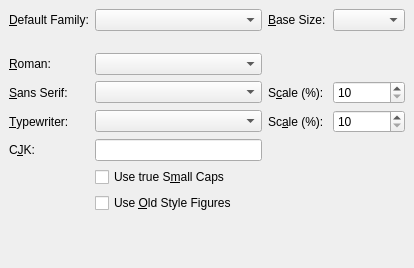
Above: src/frontends/qt4/ui/FontUi.ui from cburschka/lyx before the change. Below: the same form after it.
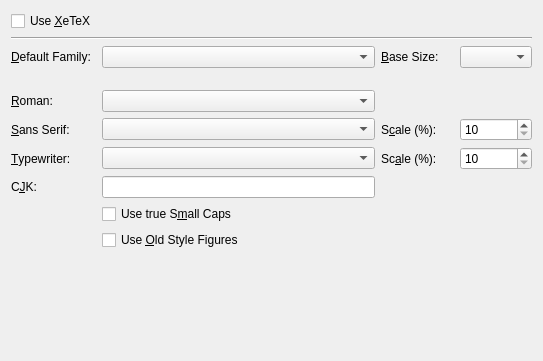
That is the form after the change.

The edit to the form file:
```diff
--- a/src/frontends/qt4/ui/FontUi.ui
+++ b/src/frontends/qt4/ui/FontUi.ui
@@ -5,94 +5,49 @@
    <rect>
     <x>0</x>
     <y>0</y>
-    <width>414</width>
-    <height>268</height>
+    <width>543</width>
+    <height>361</height>
    </rect>
   </property>
   <property name="windowTitle" >
    <string>FontUi</string>
   </property>
-  <layout class="QGridLayout" >
-   <property name="margin" >
-    <number>9</number>
-   </property>
-   <property name="spacing" >
-    <number>6</number>
-   </property>
-   <item row="8" column="0" colspan="4" >
-    <spacer>
-     <property name="orientation" >
-      <enum>Qt::Vertical</enum>
-     </property>
-     <property name="sizeType" >
-      <enum>QSizePolicy::Expanding</enum>
-     </property>
-     <property name="sizeHint" >
-      <size>
-       <width>391</width>
-       <height>16</height>
-      </size>
-     </property>
-    </spacer>
-   </item>
-   <item row="5" column="0" >
-    <widget class="QLabel" name="cjkFontLA" >
-     <property name="text" >
-      <string>C&amp;JK:</string>
-     </property>
-     <property name="buddy" >
-      <cstring>cjkFontLE</cstring>
-     </property>
-    </widget>
-   </item>
-   <item row="5" column="1" >
-    <widget class="QLineEdit" name="cjkFontLE" >
+  <layout class="QGridLayout" name="gridLayout" >
+   <item row="0" column="0" >
+    <widget class="QCheckBox" name="xetexCB" >
      <property name="toolTip" >
-      <string>Input the font to be used for Chinese, Japanese or Korean (CJK) script</string>
+      <string>Use the XeTeX processor, which allows access to all system fonts</string>
+     </property>
+     <property name="text" >
+      <string>Use &amp;XeTeX</string>
      </property>
     </widget>
    </item>
-   <item row="5" column="2" colspan="2" >
-    <spacer>
+   <item row="1" column="0" colspan="4" >
+    <widget class="Line" name="line" >
      <property name="orientation" >
       <enum>Qt::Horizontal</enum>
      </property>
-     <property name="sizeHint" >
-      <size>
-       <width>151</width>
-       <height>20</height>
-      </size>
-     </property>
-    </spacer>
-   </item>
-   <item row="7" column="1" >
-    <widget class="QCheckBox" name="fontOsfCB" >
-     <property name="toolTip" >
-      <string>Use old style instead of lining figures</string>
-     </property>
-     <property name="text" >
-      <string>Use &amp;Old Style Figures</string>
-     </property>
     </widget>
    </item>
-   <item row="6" column="1" >
-    <widget class="QCheckBox" name="fontScCB" >
-     <property name="toolTip" >
-      <string>Use a real small caps shape, if the font provides one</string>
-     </property>
+   <item row="2" column="0" >
+    <widget class="QLabel" name="fontsDefaultLA" >
      <property name="text" >
-      <string>Use true S&amp;mall Caps</string>
+      <string>&amp;Default Family:</string>
      </property>
+     <property name="buddy" >
+      <cstring>fontsDefaultCO</cstring>
+     </property>
     </widget>
    </item>
-   <item row="0" column="1" >
+   <item row="2" column="1" >
     <widget class="QComboBox" name="fontsDefaultCO" >
      <property name="toolTip" >
       <string>Select the default family for the document</string>
      </property>
     </widget>
    </item>
-   <item row="0" column="2" >
+   <item row="2" column="2" >
     <widget class="QLabel" name="TextLabel2_2" >
      <property name="text" >
       <string>&amp;Base Size:</string>
@@ -102,29 +57,19 @@
      </property>
     </widget>
    </item>
-   <item row="0" column="3" >
+   <item row="2" column="3" >
     <widget class="QComboBox" name="fontsizeCO" >
      <property name="toolTip" >
       <string/>
      </property>
     </widget>
    </item>
-   <item row="0" column="0" >
-    <widget class="QLabel" name="fontsDefaultLA" >
-     <property name="text" >
-      <string>&amp;Default Family:</string>
-     </property>
-     <property name="buddy" >
-      <cstring>fontsDefaultCO</cstring>
-     </property>
-    </widget>
-   </item>
-   <item row="1" column="1" >
+   <item row="3" column="1" >
     <spacer>
      <property name="orientation" >
       <enum>Qt::Horizontal</enum>
      </property>
-     <property name="sizeHint" >
+     <property name="sizeHint" stdset="0" >
       <size>
        <width>182</width>
        <height>16</height>
@@ -132,7 +77,37 @@
      </property>
     </spacer>
    </item>
-   <item row="3" column="0" >
+   <item row="4" column="0" >
+    <widget class="QLabel" name="fontsRomanLA" >
+     <property name="text" >
+      <string>&amp;Roman:</string>
+     </property>
+     <property name="buddy" >
+      <cstring>fontsRomanCO</cstring>
+     </property>
+    </widget>
+   </item>
+   <item row="4" column="1" >
+    <widget class="QComboBox" name="fontsRomanCO" >
+     <property name="toolTip" >
+      <string>Select the roman (serif) typeface</string>
+     </property>
+    </widget>
+   </item>
+   <item row="4" column="2" colspan="2" >
+    <spacer>
+     <property name="orientation" >
+      <enum>Qt::Horizontal</enum>
+     </property>
+     <property name="sizeHint" stdset="0" >
+      <size>
+       <width>131</width>
+       <height>20</height>
+      </size>
+     </property>
+    </spacer>
+   </item>
+   <item row="5" column="0" >
     <widget class="QLabel" name="fontsSansLA" >
      <property name="text" >
       <string>&amp;Sans Serif:</string>
@@ -142,14 +117,14 @@
      </property>
     </widget>
    </item>
-   <item row="3" column="1" >
+   <item row="5" column="1" >
     <widget class="QComboBox" name="fontsSansCO" >
      <property name="toolTip" >
       <string>Select the Sans Serif (grotesque) typeface</string>
      </property>
     </widget>
    </item>
-   <item row="3" column="2" >
+   <item row="5" column="2" >
     <widget class="QLabel" name="scaleSansLA" >
      <property name="text" >
       <string>S&amp;cale (%):</string>
@@ -159,37 +134,20 @@
      </property>
     </widget>
    </item>
-   <item row="3" column="3" >
+   <item row="5" column="3" >
     <widget class="QSpinBox" name="scaleSansSB" >
      <property name="toolTip" >
       <string>Scale the Sans Serif font to match the base font's dimensions</string>
      </property>
-     <property name="maximum" >
-      <number>200</number>
-     </property>
      <property name="minimum" >
       <number>10</number>
      </property>
-    </widget>
-   </item>
-   <item row="2" column="0" >
-    <widget class="QLabel" name="fontsRomanLA" >
-     <property name="text" >
-      <string>&amp;Roman:</string>
+     <property name="maximum" >
+      <number>200</number>
      </property>
-     <property name="buddy" >
-      <cstring>fontsRomanCO</cstring>
-     </property>
     </widget>
    </item>
-   <item row="2" column="1" >
-    <widget class="QComboBox" name="fontsRomanCO" >
-     <property name="toolTip" >
-      <string>Select the roman (serif) typeface</string>
-     </property>
-    </widget>
-   </item>
-   <item row="4" column="0" >
+   <item row="6" column="0" >
     <widget class="QLabel" name="fontsTypewriterLA" >
      <property name="text" >
       <string>&amp;Typewriter:</string>
@@ -199,14 +157,14 @@
      </property>
     </widget>
    </item>
-   <item row="4" column="1" >
+   <item row="6" column="1" >
     <widget class="QComboBox" name="fontsTypewriterCO" >
      <property name="toolTip" >
       <string>Select the typewriter (monospaced) typeface</string>
      </property>
     </widget>
    </item>
-   <item row="4" column="2" >
+   <item row="6" column="2" >
     <widget class="QLabel" name="scaleTypewriterLA" >
      <property name="text" >
       <string>Sc&amp;ale (%):</string>
@@ -216,32 +174,85 @@
      </property>
     </widget>
    </item>
-   <item row="4" column="3" >
+   <item row="6" column="3" >
     <widget class="QSpinBox" name="scaleTypewriterSB" >
      <property name="toolTip" >
       <string>Scale the Typewriter font to match the base font's dimensions</string>
      </property>
-     <property name="maximum" >
-      <number>200</number>
-     </property>
      <property name="minimum" >
       <number>10</number>
      </property>
+     <property name="maximum" >
+      <number>200</number>
+     </property>
     </widget>
    </item>
-   <item row="2" column="2" colspan="2" >
+   <item row="7" column="0" >
+    <widget class="QLabel" name="cjkFontLA" >
+     <property name="text" >
+      <string>C&amp;JK:</string>
+     </property>
+     <property name="buddy" >
+      <cstring>cjkFontLE</cstring>
+     </property>
+    </widget>
+   </item>
+   <item row="7" column="1" >
+    <widget class="QLineEdit" name="cjkFontLE" >
+     <property name="toolTip" >
+      <string>Input the font to be used for Chinese, Japanese or Korean (CJK) script</string>
+     </property>
+    </widget>
+   </item>
+   <item row="7" column="2" colspan="2" >
     <spacer>
      <property name="orientation" >
       <enum>Qt::Horizontal</enum>
      </property>
-     <property name="sizeHint" >
+     <property name="sizeHint" stdset="0" >
       <size>
-       <width>131</width>
+       <width>151</width>
        <height>20</height>
       </size>
      </property>
     </spacer>
    </item>
+   <item row="8" column="1" >
+    <widget class="QCheckBox" name="fontScCB" >
+     <property name="toolTip" >
+      <string>Use a real small caps shape, if the font provides one</string>
+     </property>
+     <property name="text" >
+      <string>Use true S&amp;mall Caps</string>
+     </property>
+    </widget>
+   </item>
+   <item row="9" column="1" >
+    <widget class="QCheckBox" name="fontOsfCB" >
+     <property name="toolTip" >
+      <string>Use old style instead of lining figures</string>
+     </property>
+     <property name="text" >
+      <string>Use &amp;Old Style Figures</string>
+     </property>
+    </widget>
+   </item>
+   <item row="10" column="0" colspan="4" >
+    <spacer>
+     <property name="orientation" >
+      <enum>Qt::Vertical</enum>
+     </property>
+     <property name="sizeType" >
+      <enum>QSizePolicy::Expanding</enum>
+     </property>
+     <property name="sizeHint" stdset="0" >
+      <size>
+       <width>391</width>
+       <height>16</height>
+      </size>
+     </property>
+    </spacer>
+   </item>
   </layout>
  </widget>
  <layoutdefault spacing="6" margin="11" />
```
